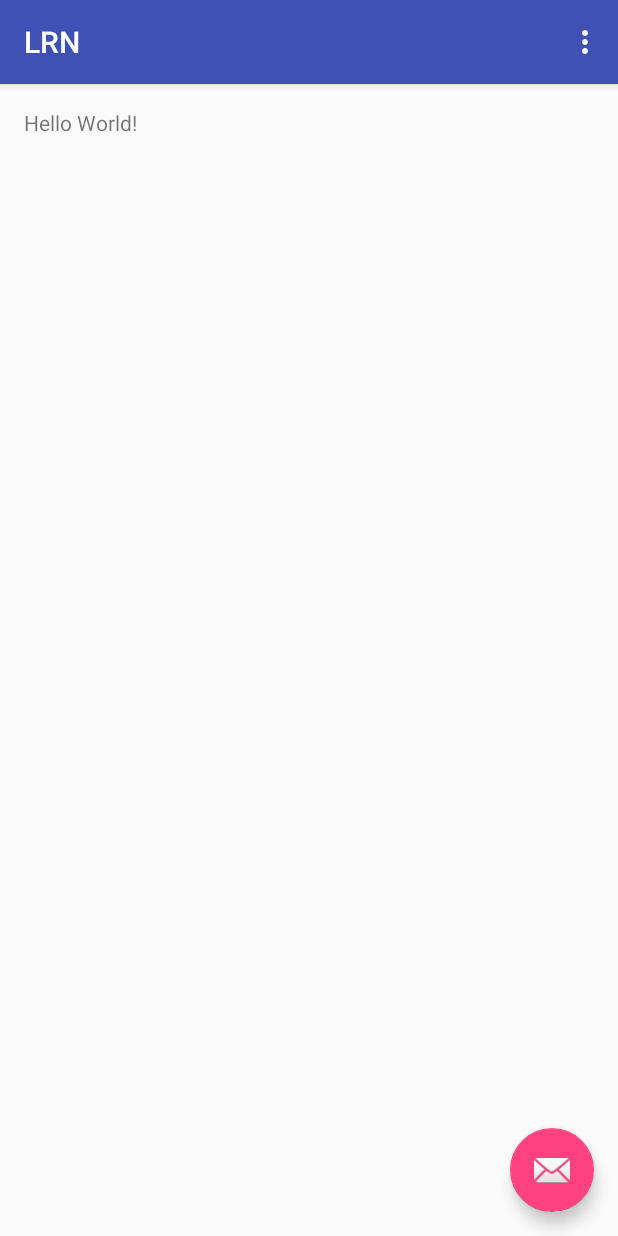
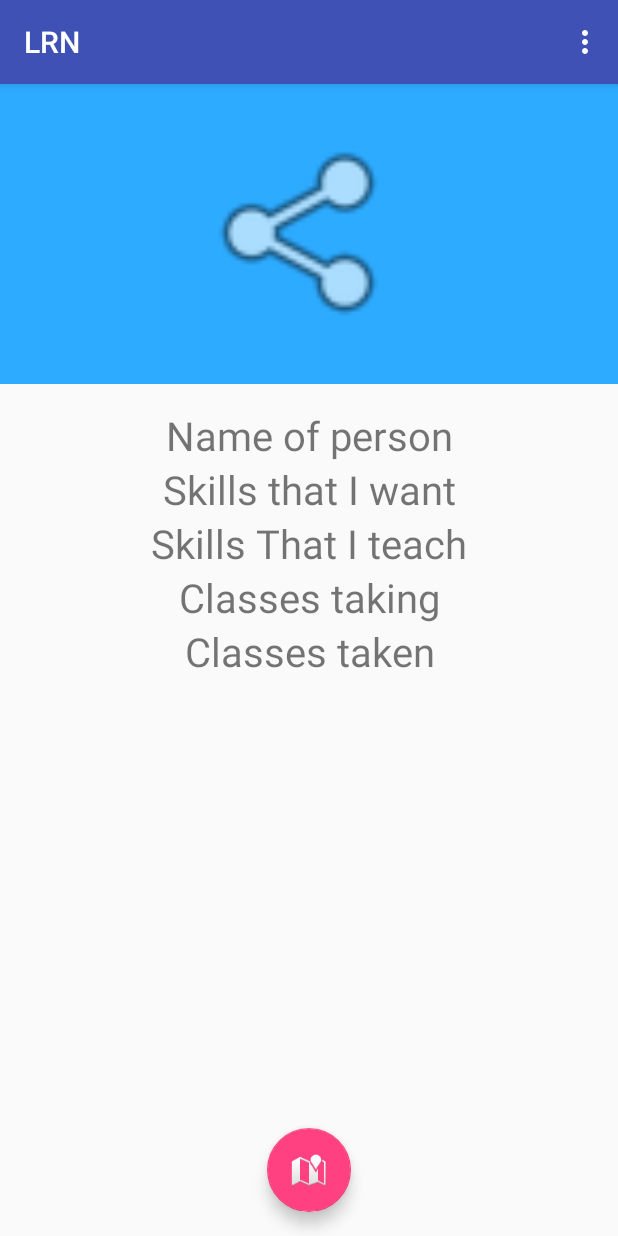
Before and after one commit to jeff3456/LRN, an Android app: the screen it shows after launch (MainActivity), on a phone screen of 412 x 824 dp. Run offline under Robolectric (Android 15) with nearby library versions, the phone set to English and light mode, and no system bars; libraries missing offline, so code that uses them is left out: com.parse; 6 statements that could not run were skipped.

Commit message:
Created profile page and started login

```diff
--- a/LRN/app/src/main/res/layout/activity_main.xml
+++ b/LRN/app/src/main/res/layout/activity_main.xml
@@ -27,8 +27,8 @@
         android:id="@+id/fab"
         android:layout_width="wrap_content"
         android:layout_height="wrap_content"
-        android:layout_gravity="bottom|end"
+        android:layout_gravity="bottom|center"
         android:layout_margin="@dimen/fab_margin"
-        android:src="@android:drawable/ic_dialog_email" />
+        android:src="@android:drawable/ic_dialog_map" />
 
 </android.support.design.widget.CoordinatorLayout>
--- a/LRN/app/src/main/res/layout/content_main.xml
+++ b/LRN/app/src/main/res/layout/content_main.xml
@@ -1,19 +1,66 @@
 <?xml version="1.0" encoding="utf-8"?>
-<RelativeLayout xmlns:android="http://schemas.android.com/apk/res/android"
+<LinearLayout xmlns:android="http://schemas.android.com/apk/res/android"
     xmlns:app="http://schemas.android.com/apk/res-auto"
     xmlns:tools="http://schemas.android.com/tools"
+    android:orientation="vertical"
     android:layout_width="match_parent"
     android:layout_height="match_parent"
-    android:paddingBottom="@dimen/activity_vertical_margin"
-    android:paddingLeft="@dimen/activity_horizontal_margin"
-    android:paddingRight="@dimen/activity_horizontal_margin"
-    android:paddingTop="@dimen/activity_vertical_margin"
     app:layout_behavior="@string/appbar_scrolling_view_behavior"
     tools:context="com.jeff.michael.heesung.lrn.MainActivity"
     tools:showIn="@layout/activity_main">
 
+    <ImageView
+        android:layout_width="match_parent"
+        android:layout_height="200dp"
+        android:id="@+id/imageview_app_logo"
+        android:layout_alignParentTop="true"
+        android:layout_centerHorizontal="true"
+        android:adjustViewBounds="true"
+        android:padding="32dp"
+        android:background="#2DABFF"
+        android:layout_marginBottom="16dp"
+        android:src="@android:drawable/ic_menu_share"/>
+
     <TextView
+        android:layout_width="match_parent"
+        android:layout_height="wrap_content"
+        android:text="@string/name"
+        android:textSize="12pt"
+        android:gravity="center"
+        />
+
+    <TextView
+        android:layout_width="match_parent"
+        android:layout_height="wrap_content"
+        android:text="@string/skillsIWant"
+        android:textSize="12pt"
+        android:gravity="center"/>
+
+    <TextView
+        android:layout_width="match_parent"
+        android:layout_height="wrap_content"
+        android:text="@string/skillsITeach"
+        android:textSize="12pt"
+        android:gravity="center"/>
+
+    <TextView
+        android:layout_width="match_parent"
+        android:layout_height="wrap_content"
+        android:text="@string/classesTaking"
+        android:textSize="12pt"
+        android:gravity="center"/>
+
+    <ListView
         android:layout_width="wrap_content"
+        android:layout_height="wrap_content">
+
+    </ListView>
+
+    <TextView
+        android:layout_width="match_parent"
         android:layout_height="wrap_content"
-        android:text="Hello World!" />
-</RelativeLayout>
+        android:text="@string/classesTaken"
+        android:textSize="12pt"
+        android:gravity="center"/>
+
+</LinearLayout>
--- a/LRN/app/src/main/res/menu/menu_main.xml
+++ b/LRN/app/src/main/res/menu/menu_main.xml
@@ -4,7 +4,19 @@
     tools:context="com.jeff.michael.heesung.lrn.MainActivity">
     <item
         android:id="@+id/action_settings"
-        android:orderInCategory="100"
+        android:orderInCategory="50"
         android:title="@string/action_settings"
         app:showAsAction="never" />
+
+    <item
+        android:id="@+id/edit_profile"
+        android:orderInCategory="20"
+        android:title="@string/edit_profile"
+        app:showAsAction="never" />
+
+    <item
+        android:id="@+id/log_in"
+        android:orderInCategory="10"
+        android:title="@string/log_in"
+        app:showAsAction="never" />
 </menu>
--- a/LRN/app/src/main/res/values/strings.xml
+++ b/LRN/app/src/main/res/values/strings.xml
@@ -3,4 +3,27 @@
     <string name="action_settings">Settings</string>
     <string name="parse_app_id">0RJ0atHb0FW0VoyPgXlgassPWPgQqYRw1T5052Zg</string>
     <string name="parse_client_key">iLaWpOMZwgVi2Uya9XhKzQRTtfBSry8WuzVj4P6b</string>
+    <string name="name">Name of person</string>
+    <string name="skillsIWant">Skills that I want</string>
+    <string name="skillsITeach">Skills That I teach</string>
+    <string name="skillsINeed">Skils that I need</string>
+    <string name="classesTaking">Classes taking</string>
+    <string name="classesTaken">Classes taken</string>
+    <string name="edit_profile">Edit profile</string>
+    <string name="title_activity_login">Sign in</string>
+    <string name="log_in">Login</string>
+
+    <!-- Strings related to login -->
+    <string name="prompt_email">Email</string>
+    <string name="prompt_password">Password (optional)</string>
+    <string name="action_sign_in">Sign in or register</string>
+    <string name="action_sign_in_short">Sign in</string>
+    <string name="error_invalid_email">This email address is invalid</string>
+    <string name="error_invalid_password">This password is too short</string>
+    <string name="error_incorrect_password">This password is incorrect</string>
+    <string name="error_field_required">This field is required</string>
+    <string name="permission_rationale">"Contacts permissions are needed for providing email
+        completions."
+    </string>
+
 </resources>
```
Also changed, not shown: LRN/app/src/main/AndroidManifest.xml (+22 -5 lines), LRN/app/src/main/java/com/jeff/michael/heesung/lrn/LoginActivity.java (added, +360 -0 lines), LRN/app/src/main/res/layout/activity_login.xml (added, +77 -0 lines).
